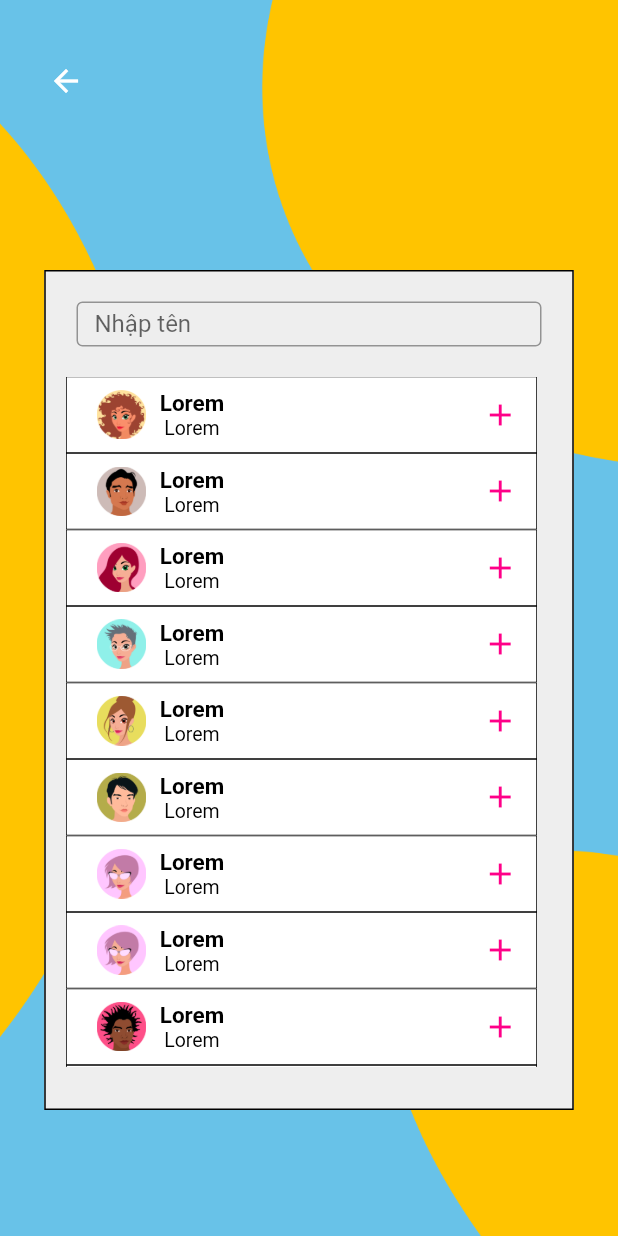
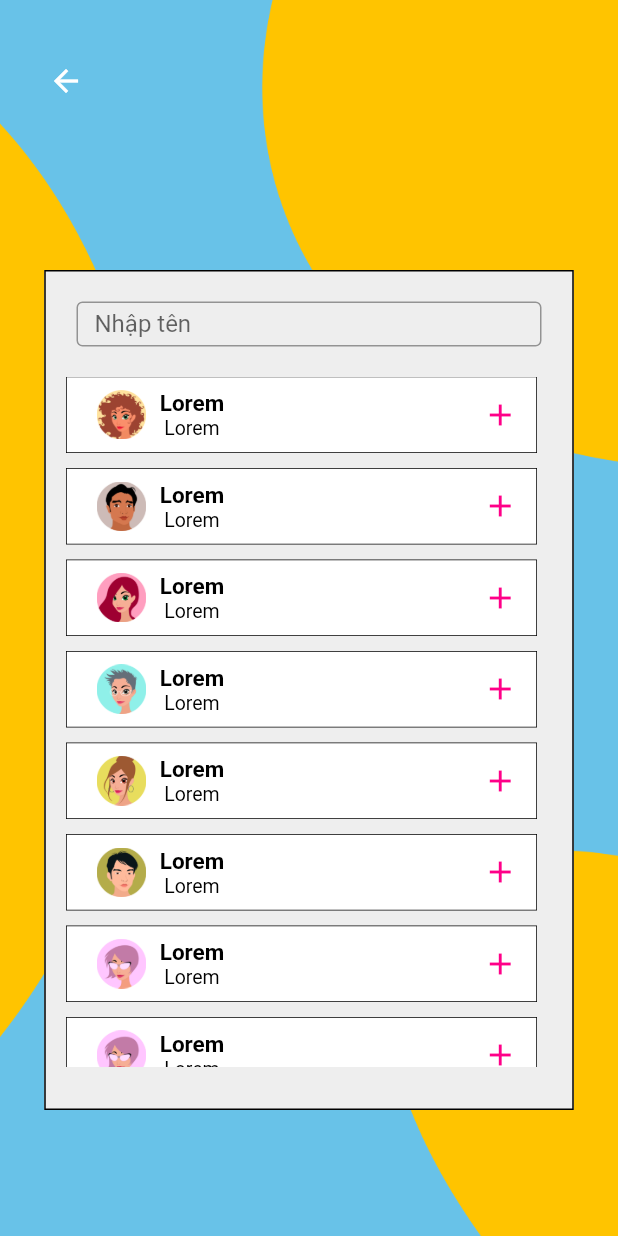
Before and after one commit to Thinh-CKC/Sing, a Flutter app: the screen it shows after launch, on a phone screen of 412 x 824 dp. Run offline on Flutter 3.47's test engine with Material 2 defaults, Android fonts, the phone set to English and light mode, and no system bars.

Commit message:
hoan thien 2 man hinh

```diff
--- a/choi_cung_ohoo/lib/screens/ket_ban.dart
+++ b/choi_cung_ohoo/lib/screens/ket_ban.dart
@@ -146,6 +146,7 @@ class _KetBanState extends State<KetBanScreen> {
                                   ),
                                 ),
                                 Container(
+                                  margin: EdgeInsets.fromLTRB(0, 10, 0, 0),
                                   //Container của nhân vật 1
                                   width: 314,
                                   height: 51,
@@ -219,6 +220,7 @@ class _KetBanState extends State<KetBanScreen> {
                                   ),
                                 ),
                                 Container(
+                                  margin: EdgeInsets.fromLTRB(0, 10, 0, 0),
                                   //Container của nhân vật 1
                                   width: 314,
                                   height: 51,
@@ -292,6 +294,7 @@ class _KetBanState extends State<KetBanScreen> {
                                   ),
                                 ),
                                 Container(
+                                  margin: EdgeInsets.fromLTRB(0, 10, 0, 0),
                                   //Container của nhân vật 1
                                   width: 314,
                                   height: 51,
@@ -365,6 +368,7 @@ class _KetBanState extends State<KetBanScreen> {
                                   ),
                                 ),
                                 Container(
+                                  margin: EdgeInsets.fromLTRB(0, 10, 0, 0),
                                   //Container của nhân vật 1
                                   width: 314,
                                   height: 51,
@@ -438,6 +442,7 @@ class _KetBanState extends State<KetBanScreen> {
                                   ),
                                 ),
                                 Container(
+                                  margin: EdgeInsets.fromLTRB(0, 10, 0, 0),
                                   //Container của nhân vật 1
                                   width: 314,
                                   height: 51,
@@ -511,6 +516,7 @@ class _KetBanState extends State<KetBanScreen> {
                                   ),
                                 ),
                                 Container(
+                                  margin: EdgeInsets.fromLTRB(0, 10, 0, 0),
                                   //Container của nhân vật 1
                                   width: 314,
                                   height: 51,
@@ -584,6 +590,7 @@ class _KetBanState extends State<KetBanScreen> {
                                   ),
                                 ),
                                 Container(
+                                  margin: EdgeInsets.fromLTRB(0, 10, 0, 0),
                                   //Container của nhân vật 1
                                   width: 314,
                                   height: 51,
@@ -657,6 +664,7 @@ class _KetBanState extends State<KetBanScreen> {
                                   ),
                                 ),
                                 Container(
+                                  margin: EdgeInsets.fromLTRB(0, 10, 0, 0),
                                   //Container của nhân vật 1
                                   width: 314,
                                   height: 51,
@@ -730,6 +738,7 @@ class _KetBanState extends State<KetBanScreen> {
                                   ),
                                 ),
                                 Container(
+                                  margin: EdgeInsets.fromLTRB(0, 10, 0, 0),
                                   //Container của nhân vật 1
                                   width: 314,
                                   height: 51,
```
Also changed, not shown: choi_cung_ohoo/lib/screens/bat_dau_linh_vuc.dart (+5 -2 lines).
